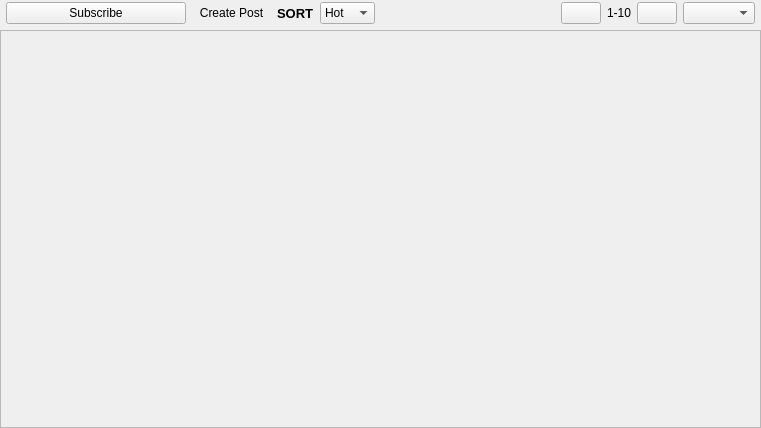
The window that retroshare-gui/src/gui/Posted/PostedListWidget.ui (RetroShare/RetroShare) describes before a commit, drawn with Qt 5.
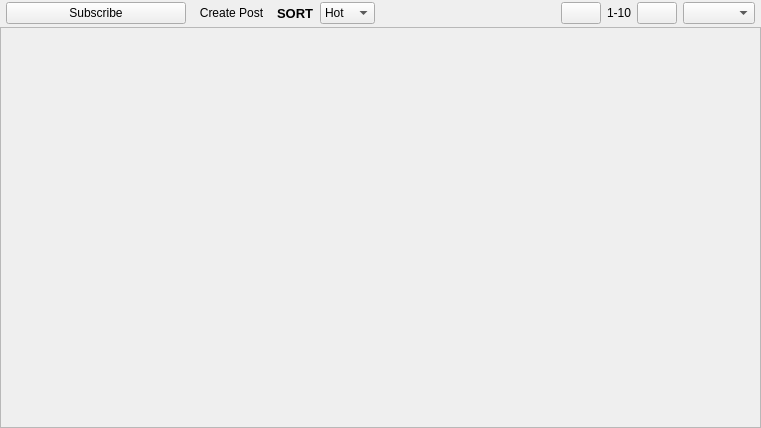
The same window after the commit. Icons and pictures are not drawn. Custom widgets are drawn as their Qt base class.

Commit message:
Enabled back Subscribe button on Channels
*Enabled back Subscribe Button on Channels
*Set stylesheet for the Channel subscribe button too.
*Fixed spacing on PostedListwidget

Patch:
```diff
--- a/retroshare-gui/src/gui/Posted/PostedListWidget.ui
+++ b/retroshare-gui/src/gui/Posted/PostedListWidget.ui
@@ -14,6 +14,9 @@
    <string>Form</string>
   </property>
   <layout class="QVBoxLayout" name="verticalLayout_2">
+   <property name="spacing">
+    <number>3</number>
+   </property>
    <property name="leftMargin">
     <number>0</number>
    </property>
```
Left out of the diff: 10 changed lines with no effect on the pictures. The commit also changes 3 other files.
